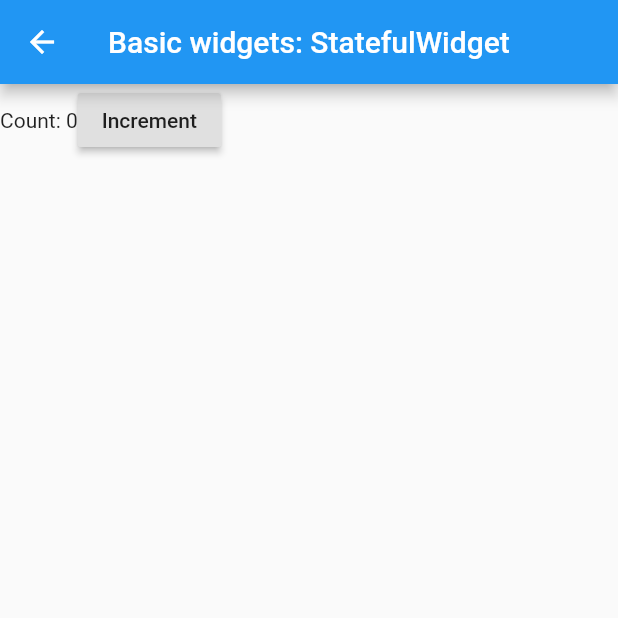
After one commit to coloseis/flutter-laboratory, a Flutter app: the screen it shows after launch, after a tap on "Stateful Widget", on a phone screen of 412 x 824 dp, the top half of it. The commit adds this screen. Run offline on Flutter 3.47's test engine with Material 2 defaults, Android fonts, the phone set to English and light mode, and no system bars.

Commit message:
Add Statefulwidget pate.

```diff
--- a/lib/main.dart
+++ b/lib/main.dart
@@ -7,6 +7,7 @@ import 'widgets/row.dart';
 import 'widgets/column.dart';
 import 'widgets/basic_widgets.dart';
 import 'widgets/buttons.dart';
+import 'widgets/stateful_widget_empty.dart';
 
 void main() => runApp(MyApp());
 
@@ -32,6 +33,7 @@ class MyApp extends StatelessWidget {
         '/column': (context) => ColumnPage(),
         '/basicWidgets': (context) => MyScaffold(),
         '/buttons': (context) => ButtonsPage(),
+        '/statefulWidgetEmpty': (context) => Counter(),
       },
     );
   }
@@ -104,6 +106,12 @@ class MyHomePage extends StatelessWidget {
                 Navigator.pushNamed(context, '/buttons');
               },
             ),
+            RaisedButton(
+              child: Text('Stateful Widget'),
+              onPressed: () {
+                Navigator.pushNamed(context, '/statefulWidgetEmpty');
+              },
+            ),
           ],
         ),
       ),
--- /dev/null
+++ b/lib/widgets/stateful_widget_empty.dart
@@ -0,0 +1,34 @@
+import 'package:flutter/material.dart';
+
+class Counter extends StatefulWidget {
+  @override
+  _CounterState createState() => _CounterState();
+}
+
+class _CounterState extends State<Counter> {
+  int _counter = 0;
+
+  void _increment() {
+    setState(() {
+      _counter++;
+    });
+  }
+
+  @override
+  Widget build(BuildContext context) {
+    return Scaffold(
+      appBar: AppBar(
+        title: Text("Basic widgets: StatefulWidget"),
+      ),
+      body: Row(
+        children: <Widget>[
+          Text('Count: $_counter'),
+          RaisedButton(
+            onPressed: _increment,
+            child: Text('Increment'),
+          ),
+        ],
+      ),
+    );
+  }
+}
--- a/lib/widgets/empty.dart
+++ b/lib/widgets/stateless_widget_empty.dart
@@ -1,6 +1,6 @@
 import 'package:flutter/material.dart';
 
-class EmptyPage extends StatelessWidget {
+class StatelessWidgetEmptyPage extends StatelessWidget {
   @override
   Widget build(BuildContext context) {
     return Scaffold(
```
